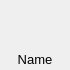
neelmewada/CrystalEngine, file Editor/Source/CrystalEditor/Private/Editor/CrystalEditor/AssetsView/AssetViewItem.ui: the form before one commit.
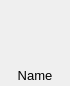
The form after the commit.

What changed in the file:
```diff
--- a/Editor/Source/CrystalEditor/Private/Editor/CrystalEditor/AssetsView/AssetViewItem.ui
+++ b/Editor/Source/CrystalEditor/Private/Editor/CrystalEditor/AssetsView/AssetViewItem.ui
@@ -7,7 +7,7 @@
     <x>0</x>
     <y>0</y>
     <width>70</width>
-    <height>70</height>
+    <height>86</height>
    </rect>
   </property>
   <property name="sizePolicy">
@@ -19,13 +19,13 @@
   <property name="minimumSize">
    <size>
     <width>70</width>
-    <height>70</height>
+    <height>86</height>
    </size>
   </property>
   <property name="maximumSize">
    <size>
     <width>70</width>
-    <height>70</height>
+    <height>86</height>
    </size>
   </property>
   <property name="windowTitle">
@@ -55,6 +55,18 @@
        <verstretch>2</verstretch>
       </sizepolicy>
      </property>
+     <property name="minimumSize">
+      <size>
+       <width>64</width>
+       <height>64</height>
+      </size>
+     </property>
+     <property name="maximumSize">
+      <size>
+       <width>64</width>
+       <height>64</height>
+      </size>
+     </property>
      <property name="text">
       <string/>
      </property>
```
